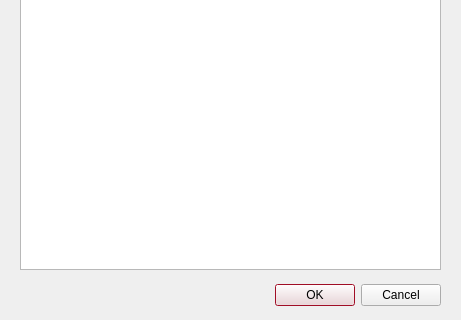
Qt form cuACS/viewmatches.ui (cameronhawtin/Animal-Farm-cuACS) before a commit; both pictures show x 0 to 461 and y 191 to 511 of the 461 by 511 pixel window.
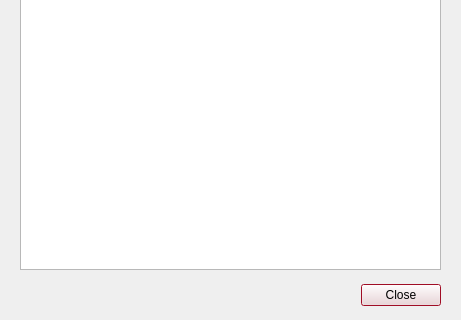
The same form after that commit.

Diff of the .ui file:
```diff
--- a/cuACS/viewmatches.ui
+++ b/cuACS/viewmatches.ui
@@ -171,7 +171,7 @@
     <enum>Qt::Horizontal</enum>
    </property>
    <property name="standardButtons">
-    <set>QDialogButtonBox::Cancel|QDialogButtonBox::Ok</set>
+    <set>QDialogButtonBox::Close</set>
    </property>
   </widget>
   <widget class="QListWidget" name="viewMatchesListWidget">
```
Left out of the diff: 24 changed lines with no effect on the pictures.
